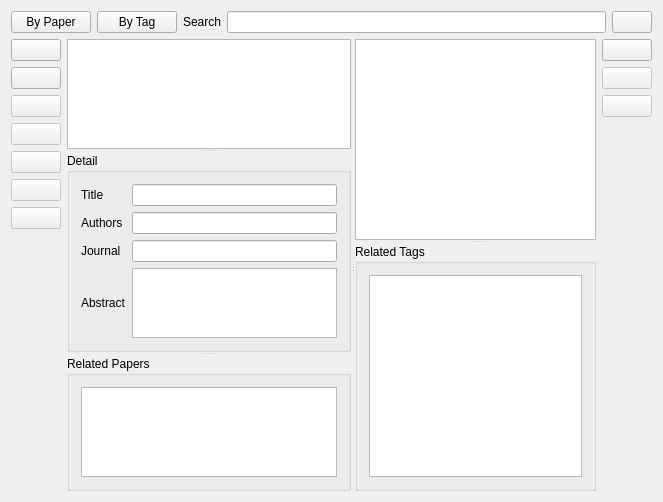
Old version of the form PaperTagPage.ui in the repository congchenutd/papernet.
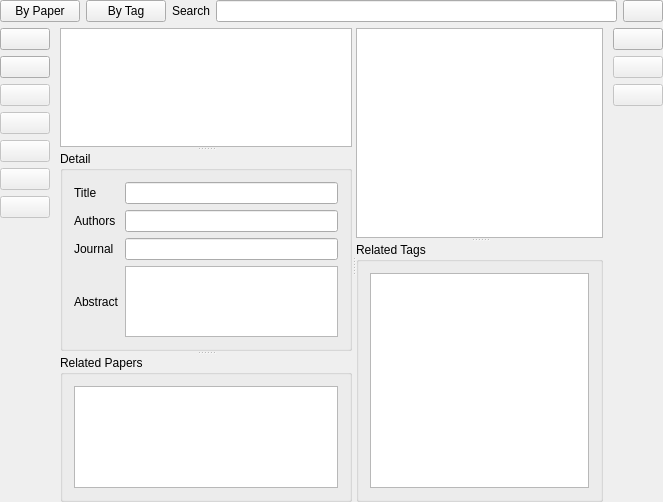
New version of the form. Icons and pictures are not drawn.

What changed in the file:
```diff
--- a/PaperTagPage.ui
+++ b/PaperTagPage.ui
@@ -14,6 +14,12 @@
    <string>PaperTagPage</string>
   </property>
   <layout class="QGridLayout" name="gridLayout">
+   <property name="horizontalSpacing">
+    <number>10</number>
+   </property>
+   <property name="margin">
+    <number>0</number>
+   </property>
    <item row="0" column="0" colspan="3">
     <layout class="QHBoxLayout" name="horizontalLayout">
      <item>
```
Left out of the diff: 12 changed lines with no effect on the pictures.
